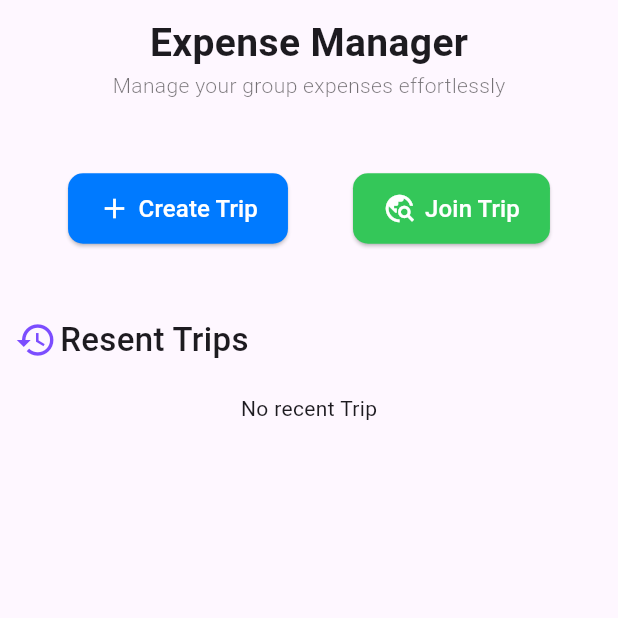
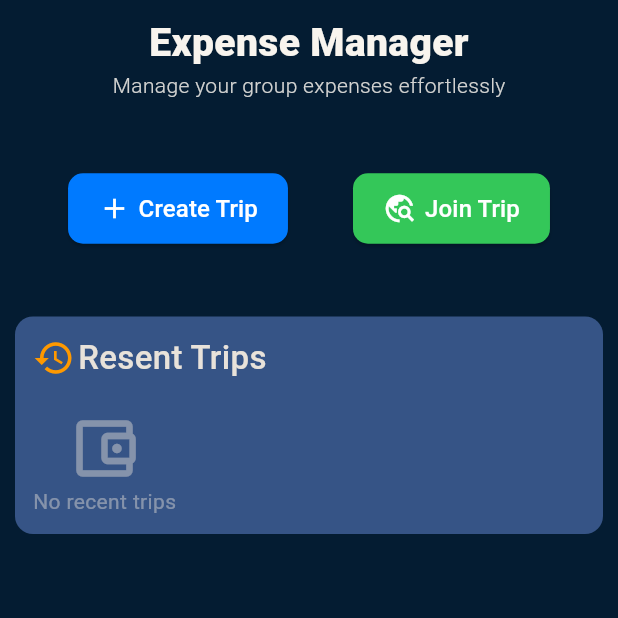
Before and after one commit to mannpadhiar/Trip-Expense-Management-App, a Flutter app: the screen it shows after launch, on a phone screen of 412 x 824 dp, the top half of it. Run offline on Flutter 3.47's test engine with Material 3 defaults, Android fonts, the phone set to English and light mode, and no system bars; our stand-ins replace loading_animation_widget, skeletonizer, sqflite; accounts and stored records are empty.

Commit message:
made changes in ui

```diff
--- a/lib/frontend/pages/home_page.dart
+++ b/lib/frontend/pages/home_page.dart
@@ -96,7 +96,7 @@ class _HomePageState extends State<HomePage> {
   @override
   Widget build(BuildContext context) {
     return Scaffold(
-      backgroundColor: Colors.grey[150],
+      backgroundColor: Color(0xff041c32),
       body: SafeArea(
         child: Center(
           child: Padding(
@@ -106,14 +106,14 @@ class _HomePageState extends State<HomePage> {
                 //header
                 Text(
                   'Expense Manager',
-                  style: TextStyle(fontSize: 26, fontWeight: FontWeight.bold),
+                  style: TextStyle(fontSize: 26, fontWeight: FontWeight.w900,color: Color(0xfff8f4ee)),
                 ),
                 Text(
                   'Manage your group expenses effortlessly',
                   style: TextStyle(
                     fontSize: 14,
                     fontWeight: FontWeight.w300,
-                    color: Colors.black54,
+                    color: Color(0xd8f8f4ee),
                   ),
                 ),
                 SizedBox(height: 40),
@@ -443,7 +443,13 @@ class _HomePageState extends State<HomePage> {
                   ],
                 ),
                 SizedBox(height: 40),
-                Column(
+                Container(
+                  padding: EdgeInsets.all(12),
+                  decoration: BoxDecoration(
+                    color: Color(0xff365486),
+                    borderRadius: BorderRadius.all(Radius.circular(12)),
+                  ),
+                  child: Column(
                     crossAxisAlignment: CrossAxisAlignment.start,
                     children: [
                       Row(
@@ -451,7 +457,7 @@ class _HomePageState extends State<HomePage> {
                           Icon(
                             Icons.history,
                             size: 28,
-                          color: Colors.deepPurpleAccent,
+                            color: Color(0xffff9900),
                           ),
                           SizedBox(width: 2),
                           Text(
@@ -459,13 +465,20 @@ class _HomePageState extends State<HomePage> {
                             style: TextStyle(
                               fontSize: 22,
                               fontWeight: FontWeight.w500,
+                              color: Color(0xffe8e2da),
                             ),
                           ),
                         ],
                       ),
                       SizedBox(height: 20),
-                    _resentTrips.isEmpty
-                        ? Center(child: Text('No recent Trip'))
+                      _resentTrips.isEmpty ? Column(
+                        mainAxisAlignment: MainAxisAlignment.center,
+                        crossAxisAlignment: CrossAxisAlignment.center,
+                        children: [
+                          Icon(Icons.account_balance_wallet_outlined,size: 50,color: Color(0x71e8e2da),),
+                          Text('No recent trips',style: TextStyle(color: Color(0x71e8e2da)),),
+                          ],
+                        )
                           :ListView.builder(
                         shrinkWrap: true,
                         itemCount: _resentTrips.length,
@@ -530,6 +543,7 @@ class _HomePageState extends State<HomePage> {
                         },
                       ),
                     ],
+                  ),
                 ),
               ],
             ),
--- a/lib/main.dart
+++ b/lib/main.dart
@@ -18,9 +18,11 @@ class MyApp extends StatelessWidget {
       debugShowCheckedModeBanner: false,
       title: 'Flutter Demo',
       theme: ThemeData(
+        appBarTheme: AppBarTheme(iconTheme: IconThemeData(color:Colors.white70 )),
         colorScheme: ColorScheme.fromSeed(seedColor: Colors.deepPurple),
       ),
-      home: HomePage(),
+      home:
+      HomePage(),
       // home: MainChatPage(tripId: '67ec1edd7af705f2c2b8d5ed', defaultUserId: '67ec1edc7af705f2c2b8d5eb'),
     );
   }
```
Also changed, not shown: lib/frontend/pages/main_chat_page.dart (+80 -26 lines). Lines whose indentation alone changed are shown as unchanged.
